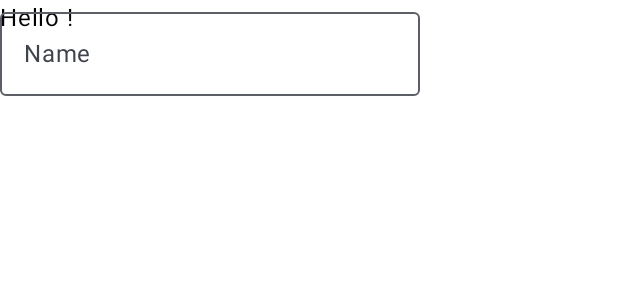
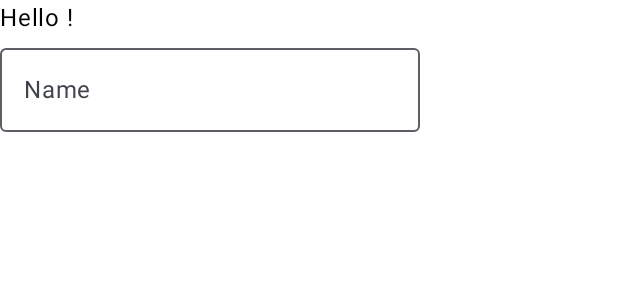
Before and after one commit to ka4ivan/smart-shop, an Android app built with Jetpack Compose: the @Preview function GreetingPreview, on a phone screen of 412 x 824 dp. Shown: the top 300 px of the screen. Run offline under Robolectric (Android 15) with nearby library versions, the phone set to English and light mode, and no system bars.

Commit message:
fix Greeting

```diff
--- a/app/src/main/java/com/smartshop/MainActivity.kt
+++ b/app/src/main/java/com/smartshop/MainActivity.kt
@@ -5,6 +5,7 @@ import android.util.Log
 import androidx.activity.ComponentActivity
 import androidx.activity.compose.setContent
 import androidx.activity.enableEdgeToEdge
+import androidx.compose.foundation.layout.Column
 import androidx.compose.foundation.layout.fillMaxSize
 import androidx.compose.foundation.layout.padding
 import androidx.compose.material3.OutlinedTextField
@@ -26,10 +27,7 @@ class MainActivity : ComponentActivity() {
         setContent {
             SmartShopTheme {
                 Scaffold(modifier = Modifier.fillMaxSize()) { innerPadding ->
-                    Greeting(
-                        name = "Android",
-                        modifier = Modifier.padding(innerPadding)
-                    )
+                    Greeting(modifier = Modifier.padding(innerPadding))
                 }
             }
         }
@@ -37,11 +35,10 @@ class MainActivity : ComponentActivity() {
 }
 
 @Composable
-fun Greeting(name: String, modifier: Modifier = Modifier) {
+fun Greeting(modifier: Modifier = Modifier) {
     "Greeting".logD()
+    Column {
         var name by remember { mutableStateOf("") }
-
-//    var name:String = ""
 
         Text(
             text = "Hello $name!",
@@ -57,6 +54,7 @@ fun Greeting(name: String, modifier: Modifier = Modifier) {
             label = { Text("Name") }
         )
     }
+}
 
 fun String.logD() {
     Log.d("SmartShop", this)
@@ -66,6 +64,6 @@ fun String.logD() {
 @Composable
 fun GreetingPreview() {
     SmartShopTheme {
-        Greeting("Android")
+        Greeting()
     }
 }
```
Lines whose indentation alone changed are shown as unchanged.
